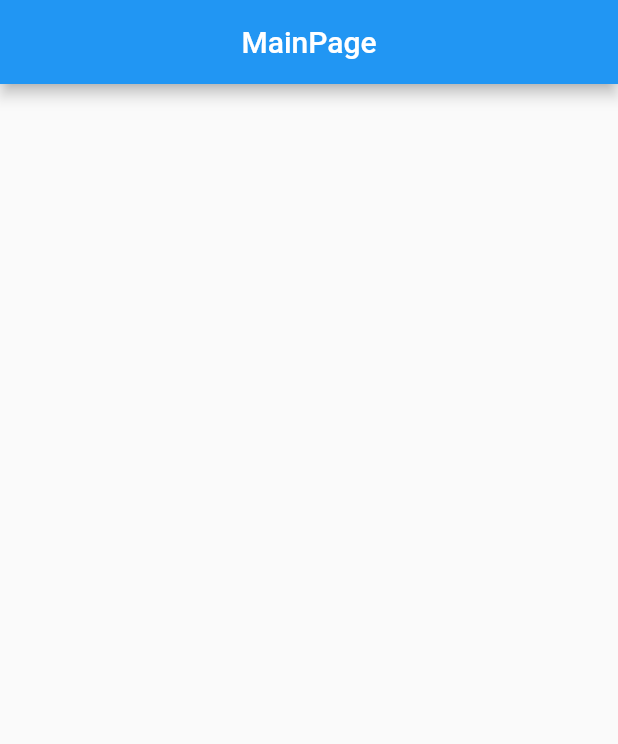
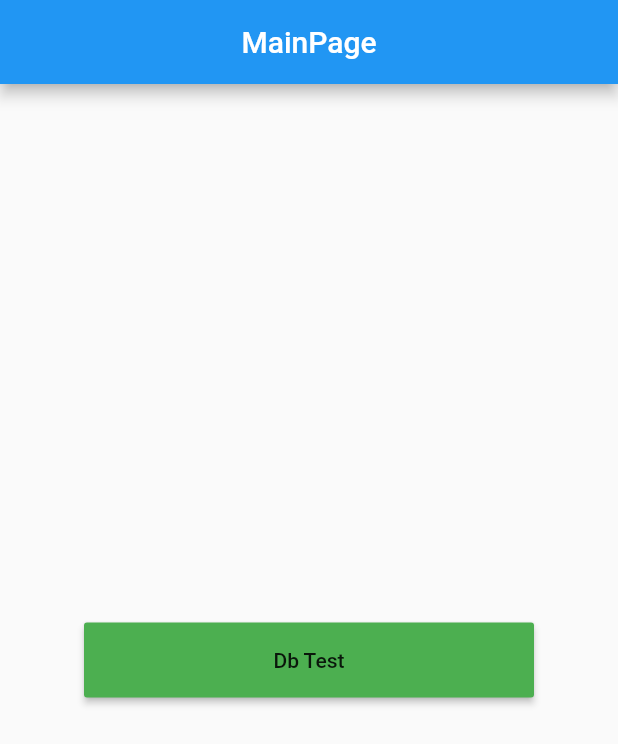
Before and after one commit to ZameerHaider/uberClone, a Flutter app: the screen it shows after launch, on a phone screen of 412 x 824 dp. Shown: the top 744 px of the screen. Run offline on Flutter 3.47's test engine with Material 2 defaults, Android fonts, the phone set to English and light mode, and no system bars; our stand-ins replace firebase_core, firebase_database; accounts and stored records are empty.

```diff
--- a/lib/screens/mainPage.dart
+++ b/lib/screens/mainPage.dart
@@ -1,3 +1,4 @@
+import 'package:firebase_database/firebase_database.dart';
 import 'package:flutter/material.dart';
 
 class MainPage extends StatefulWidget {
@@ -15,9 +16,17 @@ class _MainPageState extends State<MainPage> {
         title: Text("MainPage"),
         centerTitle: true,
       ),
-      body: Container(
-        child: Column(
-          children: [],
+      body: Center(
+        child: MaterialButton(
+          child: Text("Db Test"),
+          height: 50,
+          minWidth: 300,
+          color: Colors.green,
+          onPressed: () {
+            DatabaseReference dbref =
+                FirebaseDatabase.instance.reference().child('Test');
+            dbref.set('IsConnected');
+          },
         ),
       ),
     );
--- a/pubspec.yaml
+++ b/pubspec.yaml
@@ -28,6 +28,9 @@ dependencies:
   # The following adds the Cupertino Icons font to your application.
   # Use with the CupertinoIcons class for iOS style icons.
   cupertino_icons: ^1.0.0
+  firebase_core: ^0.5.3
+  firebase_auth: ^0.18.4+1
+  firebase_database: ^4.4.0
 
 dev_dependencies:
   flutter_test:
```
Also changed, not shown: lib/main.dart (+26 -15 lines), fonts/bolt-regular.ttf (added), fonts/bolt-semibold.ttf (added), pubspec.lock, 5 other files.
